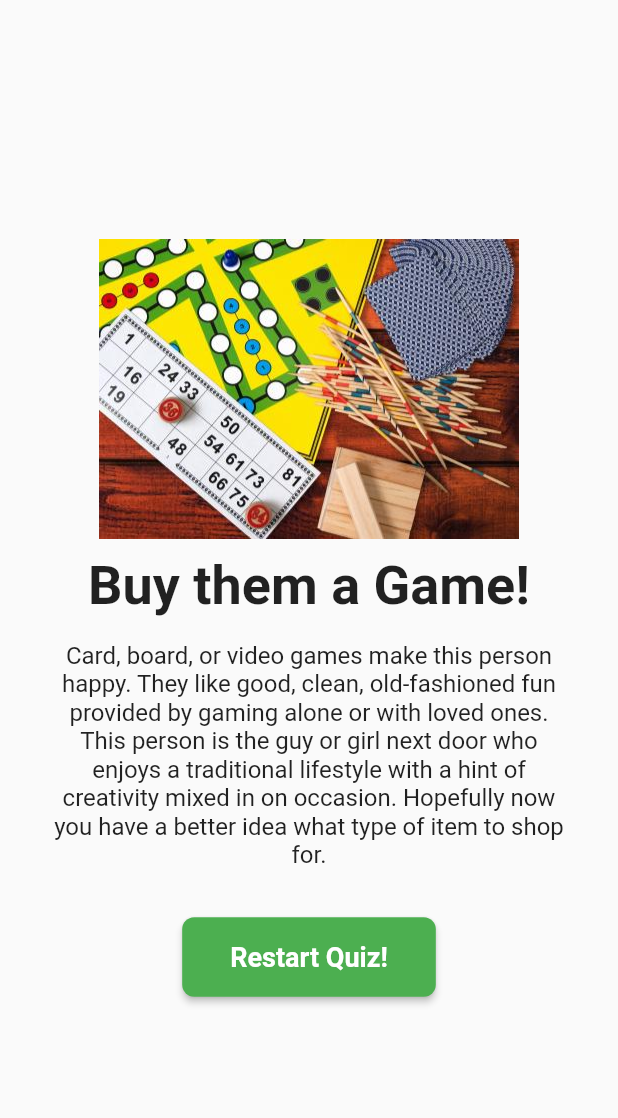
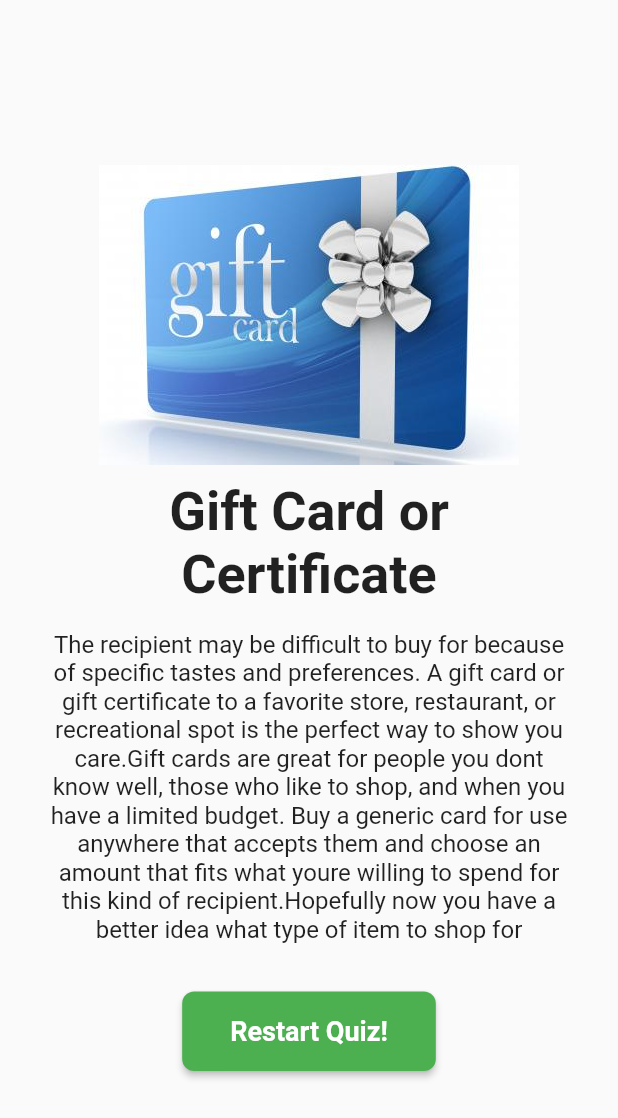
Before and after one commit to Sfrljuckic1/flutter_gift_app, a Flutter app: the Result widget shown alone on an empty page, opened directly with empty values, on a phone screen of 412 x 824 dp. Shown: the top 1118 px of the screen. Run offline on Flutter 3.47's test engine with Material 2 defaults, Android fonts, the phone set to English and light mode, and no system bars; our stand-ins replace cloud_firestore, firebase_auth, firebase_core, flutter_dotenv, velocity_x; missing offline and left inert: chat_gpt_sdk; accounts and stored records are empty.

Commit message:
Modified Quiz Set Results + Formatted App Bar View

```diff
--- a/lib/main.dart
+++ b/lib/main.dart
@@ -27,7 +27,8 @@ class MyApp extends StatelessWidget {
       theme: ThemeData(
         primarySwatch: Colors.blue,
       ),
-      home: const SplashScreen(), // change to splash screen
+      home: const SplashScreen(),
+      // change to splash screen
     );
   }
 }
--- a/lib/screens/ChatbotScreen.dart
+++ b/lib/screens/ChatbotScreen.dart
@@ -43,7 +43,7 @@ class _ChatScreenState extends State<ChatScreen> {
     if (_controller.text.isEmpty) return;
     ChatMessage message = ChatMessage(
       text: _controller.text,
-      sender: "user",
+      sender: "you",
       isImage: false,
     );
 
@@ -118,7 +118,23 @@ class _ChatScreenState extends State<ChatScreen> {
   @override
   Widget build(BuildContext context) {
     return Scaffold(
-        appBar: AppBar(title: const Text("GiftBot")),
+        appBar: AppBar(
+          centerTitle: false,
+          title: Row(
+            mainAxisAlignment: MainAxisAlignment.end,
+            children: [
+              const Text('GiftBot'),
+              const SizedBox(width: 90),
+              Image.asset(
+                'assets/images/gift_logo.png',
+                height: 45, // adjust the height as needed
+              ),
+              const SizedBox(width: 15)
+
+            ],
+          ),
+          backgroundColor: const Color(0xFF951170), // Set the background color of the AppBar
+        ),
         body: SafeArea(
           child: Column(
             children: [
--- a/lib/screens/result.dart
+++ b/lib/screens/result.dart
@@ -9,18 +9,18 @@ class Result extends StatelessWidget {
   String get resultPhrase {
     String resultText;
 
-    if (resultScore <= 120) {
-      resultText = 'Buy them a Game!';
-    } else if (resultScore <= 150) {
-      resultText = 'Might be really awesome I reckon';
-    } else if (resultScore <= 200) {
-      resultText = 'You are so good!';
-    } else if (resultScore <= 450) {
+    if (resultScore <= 10) {
+      resultText = 'Gift Card or Certificate';
+    } else if (resultScore <= 20) {
+      resultText = 'Sporting Equipment';
+    } else if (resultScore <= 30) {
+      resultText = 'A Good Book';
+    } else if (resultScore <= 40) {
       resultText = 'Fashion Accessory';
-    } else if (resultScore <= 500) {
-      resultText = 'Sporting Equipment';
+    } else if (resultScore <= 50) {
+      resultText = 'Buy them a Game';
     } else {
-      resultText = 'You are the best of us';
+      resultText = 'Gift Card or Certificate';
     }
     return resultText;
   }
@@ -28,18 +28,26 @@ class Result extends StatelessWidget {
   String get subtext {
     String subtext;
 
-    if (resultScore <= 120) {
-      subtext = 'Card, board, or video games make this person happy. They like good, clean, old-fashioned fun provided by gaming alone or with loved ones. '
-          'This person is the guy or girl next door who enjoys a traditional lifestyle with a hint of creativity mixed in on occasion. '
+    if (resultScore <= 10) {
+      subtext =
+      'The recipient may be difficult to buy for because of specific tastes and preferences. A gift card or gift certificate to a favorite store, restaurant, or recreational spot is the perfect way to show you care.'
+          'Gift cards are great for people you don''t know well, those who like to shop, and when you have a limited budget. Buy a generic card for use anywhere that accepts them and choose an amount that fits what you''re willing to spend for this kind of recipient.'
+          'Hopefully now you have a better idea what type of item to shop for';
+
+    } else if (resultScore <= 20) {
+      subtext = 'This person spends a lot of time playing sports, exercising, or enjoying an active life. Contribute to their lifestyle with an athletic gift like:'
+          'Water bottle, Gym bag, Yoga mat, Sports jersey, and a New piece of equipment'
+          'Look for inspiration in their favorite sport, sports team, or specific exercise routine to find the right present.'
           'Hopefully now you have a better idea what type of item to shop for.';
 
-    } else if (resultScore <= 150) {
-      subtext = 'You did pretty well, but there is still room for improvement. Keep up the good work and you will be a pro in no time!';
+    } else if (resultScore <= 30) {
+      subtext = 'This person has a thirst for knowledge and appreciates the fantasy worlds created in literature but likes to spend time alone. Look for a book on the current New York Times Best Seller list or a subject about a topic the recipient loves. Also consider reading accessories or themed items:\''
+          'Book light'
+          'E-reader device'
+          'E-reader or book cover'
+          'Home decor with literary quotes';
 
-    } else if (resultScore <= 200) {
-      subtext = 'You are a true expert! Your knowledge and skills are impressive. Keep up the great work!';
-
-    } else if (resultScore <= 450) {
+    } else if (resultScore <= 40) {
       subtext =
       'This person loves fashion, shopping, and looking good. Buy them a stylish accessory like: '
           'Jewelry, Tie or bowtie, Scarf, Purse or bag, Hat, and Sunglasses.'
@@ -47,32 +55,40 @@ class Result extends StatelessWidget {
           'Fashion accessories are available in all price points so they work with every budget and make a big impression even with the smallest investment.'
           'Hopefully now you have a better idea what type of item to shop for.';
 
-    } else if (resultScore <= 500) {
-      subtext = 'This person spends a lot of time playing sports, exercising, or enjoying an active life. Contribute to their lifestyle with an athletic gift like:'
-          'Water bottle, Gym bag, Yoga mat, Sports jersey, and a New piece of equipment'
-          'Look for inspiration in their favorite sport, sports team, or specific exercise routine to find the right present.'
+    } else if (resultScore <= 50) {
+      subtext = 'Card, board, or video games make this person happy. They like good, clean, old-fashioned fun provided by gaming alone or with loved ones. '
+          'This person is the guy or girl next door who enjoys a traditional lifestyle with a hint of creativity mixed in on occasion. '
           'Hopefully now you have a better idea what type of item to shop for.';
 
     } else {
-      subtext = 'Wow, you are simply amazing! Your knowledge and skills are unmatched. You are a true inspiration to us all!';
+      subtext = 'The recipient may be difficult to buy for because of specific tastes and preferences. A gift card or gift certificate to a favorite store, restaurant, or recreational spot is the perfect way to show you care.'
+          'Gift cards are great for people you don''t know well, those who like to shop, and when you have a limited budget. Buy a generic card for use anywhere that accepts them and choose an amount that fits what you''re willing to spend for this kind of recipient.'
+          'Hopefully now you have a better idea what type of item to shop for';
+
     }
     return subtext;
   }
 
   AssetImage get resultImage {
     AssetImage image;
-    if (resultScore <= 120) {
+
+    if (resultScore <= 10) {
+      image = const AssetImage('assets/images/result_card.png');
+
+    } else if (resultScore <= 20) {
+      image = const AssetImage('assets/images/result_sport.png');
+
+    } else if (resultScore <= 30) {
+      image = const AssetImage('assets/images/result_book.png');
+
+    } else if (resultScore <= 40) {
+      image = const AssetImage('assets/images/result_fashion.png');
+
+    } else if (resultScore <= 50) {
       image = const AssetImage('assets/images/result_game.png');
-    } else if (resultScore <= 150) {
-      image = const AssetImage('assets/images/result_game.png');
-    } else if (resultScore <= 200) {
-      image = const AssetImage('assets/images/result_game.png');
-    } else if (resultScore <= 450) {
-      image = const AssetImage('assets/images/result_fashion.png');
-    } else if (resultScore <= 500) {
-      image = const AssetImage('assets/images/result_sport.png');
+
     } else {
-      image = const AssetImage('assets/images/result_game.png');
+      image = const AssetImage('assets/images/result_card.png');
     }
     return image;
   }
```
Also changed, not shown: lib/screens/ForumScreen.dart (+43 -11 lines), lib/screens/GIftsScreen.dart (+4 -4 lines), lib/screens/QuizScreen.dart (+104 -80 lines), assets/images/result_book.png (added), assets/images/result_card.png (added).
